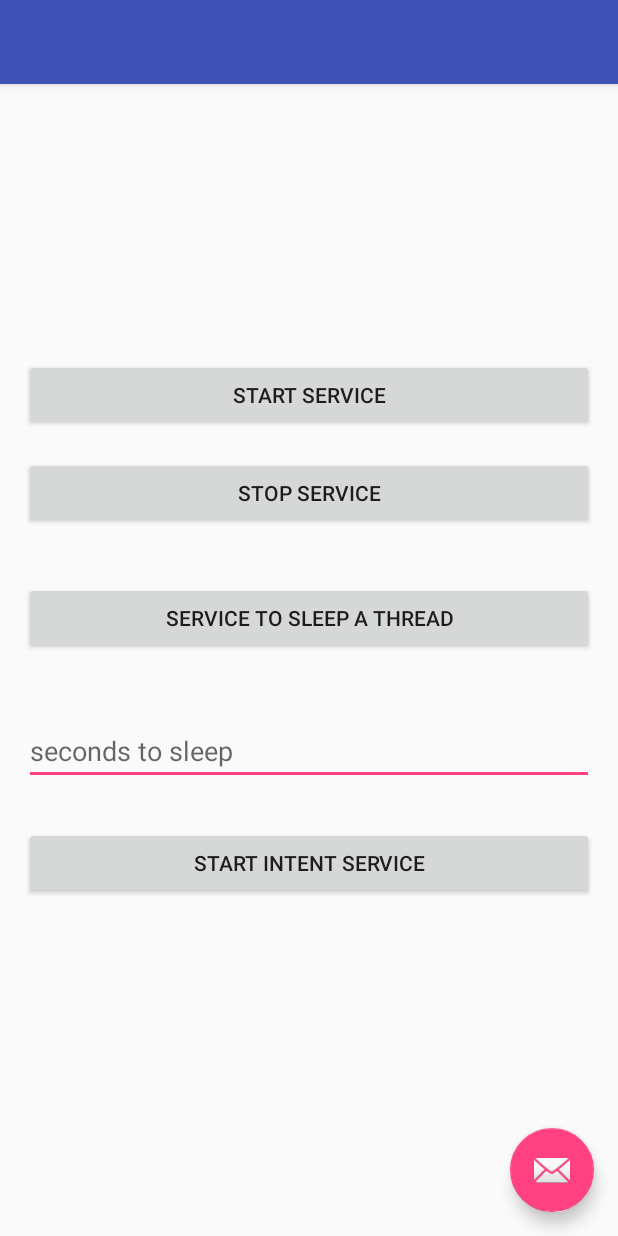
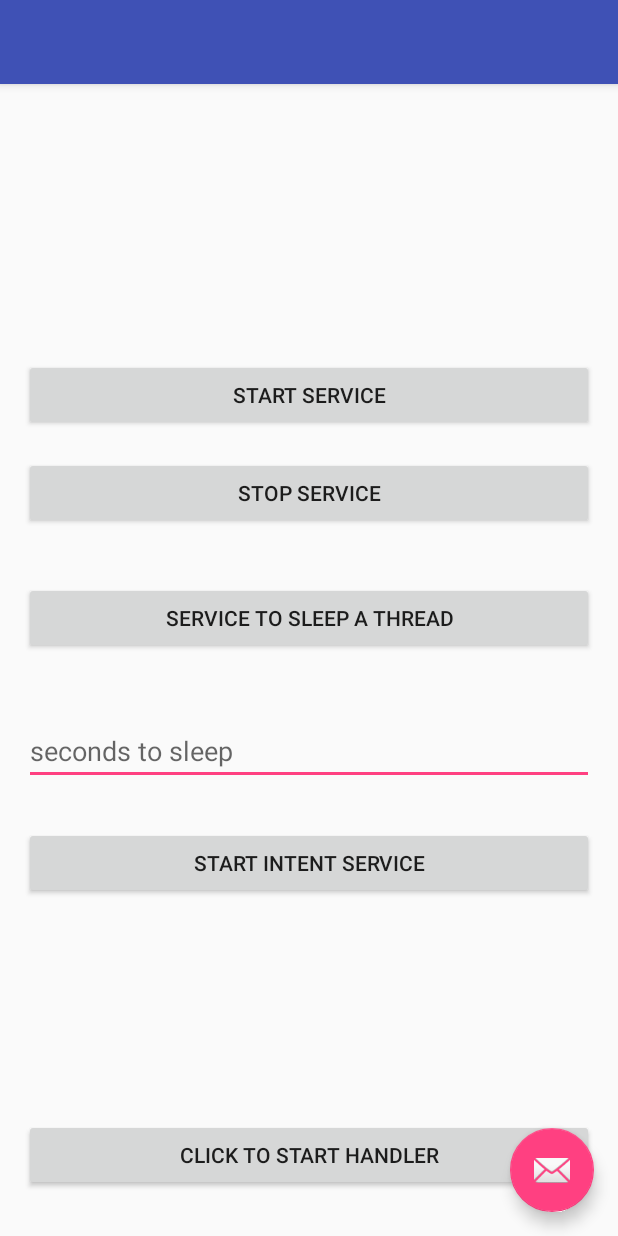
Before and after one commit to mitalipattani/ServiceEx, an Android app: the screen it shows after launch (MainActivity), on a phone screen of 412 x 824 dp. Run offline under Robolectric (Android 15) with nearby library versions, the phone set to English and light mode, and no system bars.

```diff
--- a/app/src/main/java/com/ciccc_cirac/serviceex/MainActivity.java
+++ b/app/src/main/java/com/ciccc_cirac/serviceex/MainActivity.java
@@ -2,6 +2,7 @@ package com.ciccc_cirac.serviceex;
 
 import android.content.Intent;
 import android.os.Bundle;
+import android.os.Handler;
 import android.support.design.widget.FloatingActionButton;
 import android.support.design.widget.Snackbar;
 import android.support.v7.app.AppCompatActivity;
@@ -11,11 +12,16 @@ import android.view.Menu;
 import android.view.MenuItem;
 import android.widget.Button;
 import android.widget.EditText;
+import android.widget.ProgressBar;
+import android.widget.Toast;
 
 public class MainActivity extends AppCompatActivity  implements View.OnClickListener {
-    Button buttonStart, buttonStop,buttonNext,buttonIntent;
+    Button buttonStart, buttonStop, buttonNext, buttonIntent;
+    Button buttonHandler;
     EditText sleepTime;
     Long secondstoSleep;
+    private Handler handler;
+    private ProgressBar progressBar;
 
     @Override
     protected void onCreate(Bundle savedInstanceState) {
@@ -33,18 +39,22 @@ public class MainActivity extends AppCompatActivity  implements View.OnClickList
             }
         });
         setContentView(R.layout.activity_main);
+        handler = new Handler();
 
+        progressBar = (ProgressBar) findViewById(R.id.progressBar1);
 
         buttonStart = (Button) findViewById(R.id.buttonStart);
         buttonStop = (Button) findViewById(R.id.buttonStop);
         buttonNext = (Button) findViewById(R.id.buttonNext);
         buttonIntent = (Button) findViewById(R.id.buttonIntent);
-        sleepTime = (EditText)findViewById(R.id.editSeconds);
+        sleepTime = (EditText) findViewById(R.id.editSeconds);
+        buttonHandler = (Button) findViewById(R.id.buttonHandler);
 
         buttonStart.setOnClickListener(this);
         buttonStop.setOnClickListener(this);
         buttonNext.setOnClickListener(this);
         buttonIntent.setOnClickListener(this);
+        buttonHandler.setOnClickListener(this);
 
     }
 
@@ -74,27 +84,57 @@ public class MainActivity extends AppCompatActivity  implements View.OnClickList
 
         switch (v.getId()) {
             case R.id.buttonStart:
-                Intent i= new Intent(this, Myservice.class);
+                Intent i = new Intent(this, Myservice.class);
                 startService(i);
                 break;
             case R.id.buttonStop:
-                i = new Intent(this,Myservice.class);
+                i = new Intent(this, Myservice.class);
                 stopService(i);
                 break;
             case R.id.buttonNext:
                 secondstoSleep = Long.parseLong(sleepTime.getText().toString());
-                i = new Intent(this,Myservice.class);
-                i.putExtra("seconds",secondstoSleep);
+                i = new Intent(this, Myservice.class);
+                i.putExtra("seconds", secondstoSleep);
                 startService(i);
                 break;
             case R.id.buttonIntent:
                 secondstoSleep = Long.parseLong(sleepTime.getText().toString());
-                i = new Intent(this,Sleeper.class);
-                i.putExtra("seconds",secondstoSleep);
+                i = new Intent(this, Sleeper.class);
+                i.putExtra("seconds", secondstoSleep);
                 startService(i);
                 break;
+//            case R.id.buttonHandler:
+//                Toast.makeText(getBaseContext(), "Handler Start",
+//                        Toast.LENGTH_LONG).show();
+//                startProgress();
+//                break;
         }
+    }
+//    public void startProgress()
+//    {
+//            new Thread(new Task()).start();
+//    }
+//
+//
+//     class Task implements Runnable{
+//         @Override
+//         public void run() {
+//             for (int i = 0; i <= 20; i++) {
+//                 final int value = i;
+//                 try {
+//                     Thread.sleep(1000);
+//                 } catch (InterruptedException e) {
+//                     e.printStackTrace();
+//                 }
+//                 handler.post(new Runnable() {
+//                     @Override
+//                     public void run() {
+//                         progressBar.setProgress(value);
+//                     }
+//                 });
+//             }
+//         }
+//     }
 
-    }
 
 }
--- a/app/src/main/res/layout/content_main.xml
+++ b/app/src/main/res/layout/content_main.xml
@@ -54,5 +54,25 @@
         android:text="start Intent Service"
         android:layout_alignParentEnd="true" />
 
+    <Button
+        android:id="@+id/buttonHandler"
+        android:layout_width="wrap_content"
+        android:layout_height="wrap_content"
+        android:layout_alignParentBottom="true"
+        android:layout_alignParentStart="true"
+        android:layout_marginBottom="14dp"
+        android:text="Click To start Handler"
+        android:layout_alignParentEnd="true" />
+
+    <ProgressBar
+        android:id="@+id/progressBar1"
+        style="?android:attr/progressBarStyleHorizontal"
+        android:layout_width="match_parent"
+        android:layout_height="wrap_content"
+        android:indeterminate="false"
+        android:max="10"
+        android:padding="4dip" >
+    </ProgressBar>
+
 
 </RelativeLayout>
```
